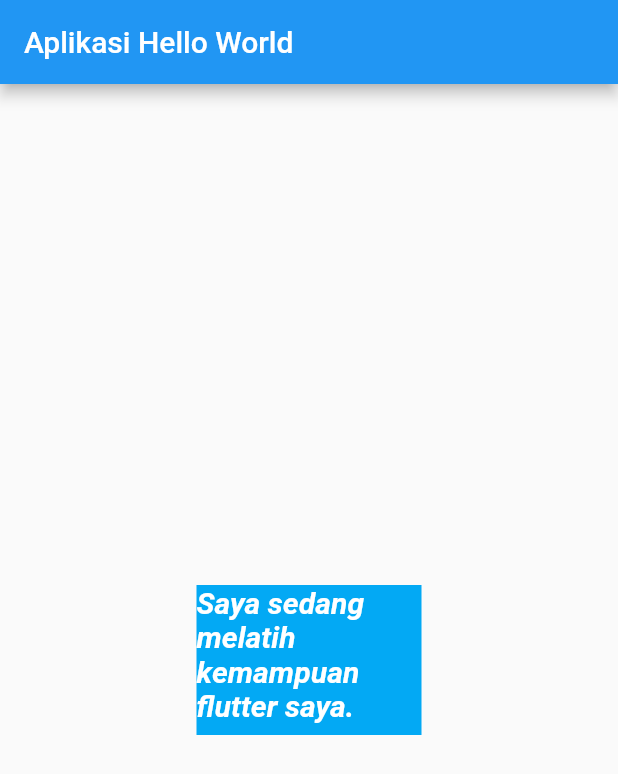
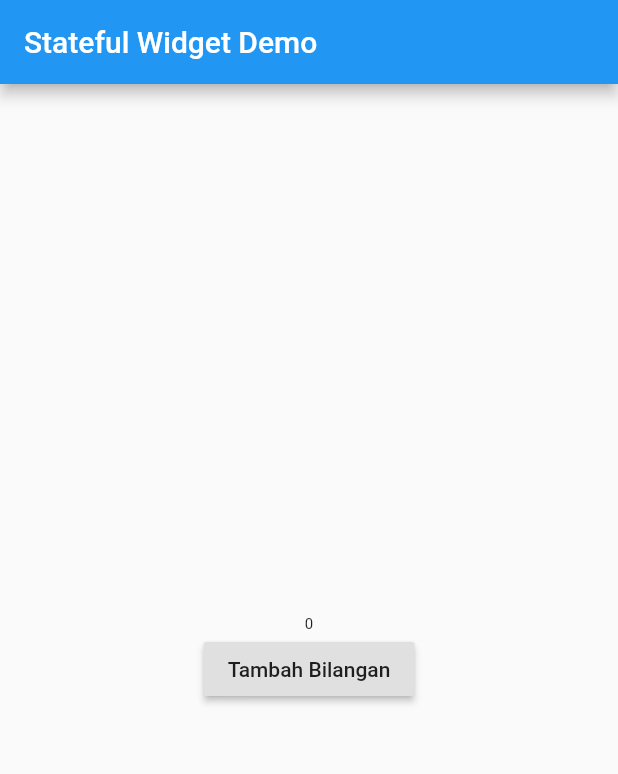
Before and after one commit to bagashyt/flutter_learndart, a Flutter app: the screen it shows after launch, on a phone screen of 412 x 824 dp. Shown: the top 774 px of the screen. Run offline on Flutter 3.47's test engine with Material 2 defaults, Android fonts, the phone set to English and light mode, and no system bars.

Commit message:
learn stateful widget

```diff
--- a/lib/main.dart
+++ b/lib/main.dart
@@ -4,27 +4,37 @@ void main() {
   runApp(new MyApp());
 }
 
-class MyApp extends StatelessWidget {
+class MyApp extends StatefulWidget {
+  @override
+  _MyAppState createState() => _MyAppState();
+}
+
+class _MyAppState extends State<MyApp> {
+  int number = 0;
+
+  void tekanTombol() {
+    setState(() {
+      number = number + 1;
+    });
+  }
+
   @override
   Widget build(BuildContext context) {
     return MaterialApp(
       home: Scaffold(
         appBar: AppBar(
-          title: Text("Aplikasi Hello World"),
+          title: Text("Stateful Widget Demo"),
         ),
         body: Center(
-            child: Container(
-                color: Colors.lightBlue,
-                width: 150,
-                height: 100,
-                child: Text(
-                  "Saya sedang melatih kemampuan flutter saya.",
-                  style: TextStyle(
-                      color: Colors.white,
-                      fontStyle: FontStyle.italic,
-                      fontWeight: FontWeight.w700,
-                      fontSize: 20),
-                ))),
+          child: Column(
+            mainAxisAlignment: MainAxisAlignment.center,
+            children: <Widget>[
+              Text(number.toString(), style: TextStyle(fontSize: 10 + number.toDouble()),),
+              RaisedButton(
+                  child: Text("Tambah Bilangan"), onPressed: tekanTombol)
+            ],
+          ),
+        ),
       ),
     );
   }
```
